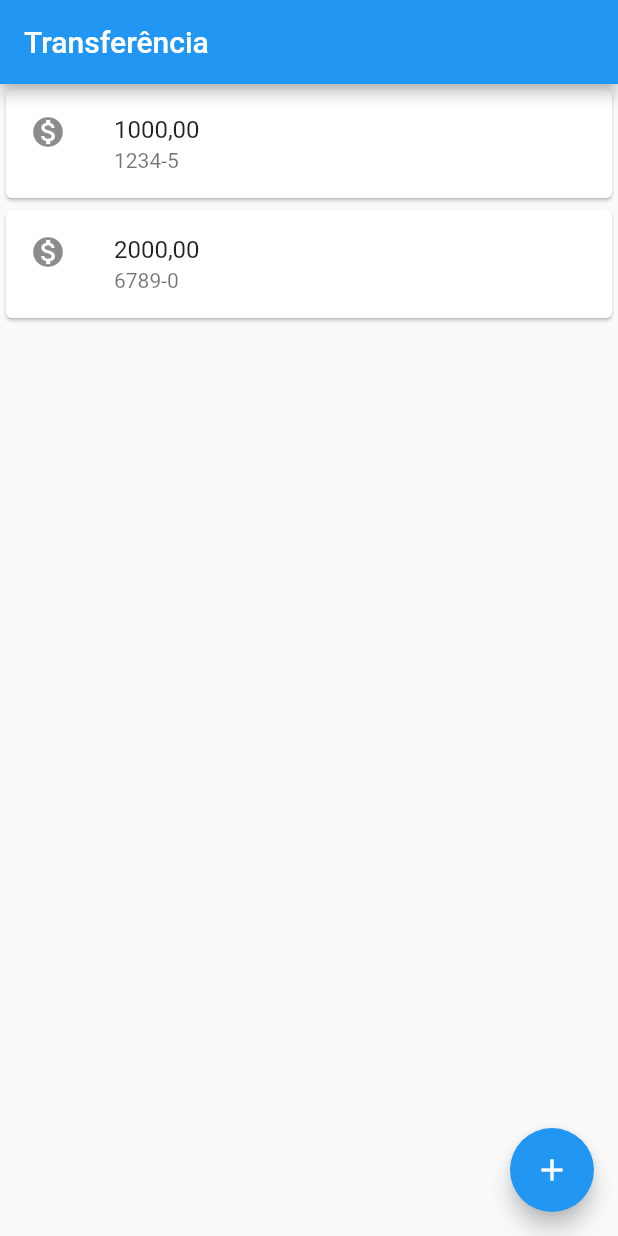
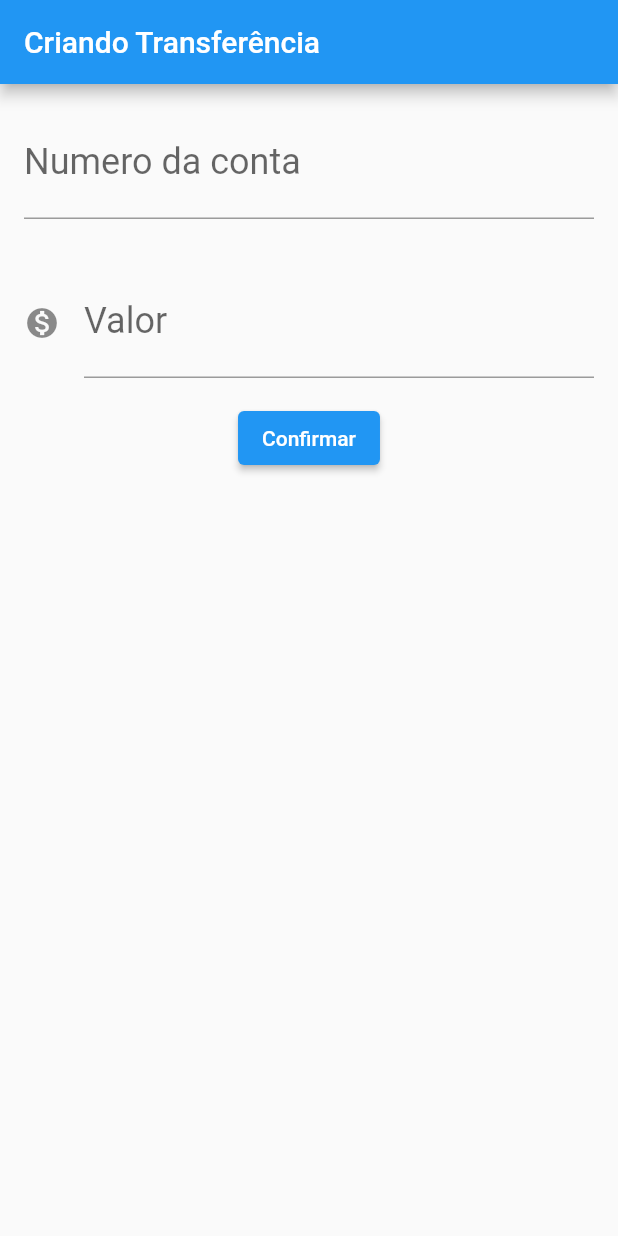
Before and after one commit to Dirceug/AulaFlutter, a Flutter app: the screen it shows after launch, on a phone screen of 412 x 824 dp. Run offline on Flutter 3.47's test engine with Material 2 defaults, Android fonts, the phone set to English and light mode, and no system bars.

Commit message:
Aula29082022

```diff
--- a/lib/main.dart
+++ b/lib/main.dart
@@ -1,34 +1,138 @@
 import 'package:flutter/material.dart';
 
 void main() => runApp(
-      MaterialApp(
+      Banco(),
+    );
+
+class Banco extends StatelessWidget {
+  @override
+  Widget build(BuildContext context) {
+    // TODO: implement build
+    return MaterialApp(
       home: Scaffold(
+        body: FormularioTransferencia(),
+      ),
+    );
+  }
+}
+
+class FormularioTransferencia extends StatelessWidget {
+  final TextEditingController _controladorCampoNumeroConta =
+      TextEditingController();
+  final TextEditingController _controladorCampoValor = TextEditingController();
+  @override
+  Widget build(BuildContext context) {
+    // TODO: implement build
+    return Scaffold(
+      appBar: AppBar(title: Text('Criando Transferência')),
+      body: Column(
+        children: [
+          Padding(
+            padding: const EdgeInsets.all(16.0),
+            child: TextField(
+              controller: _controladorCampoNumeroConta,
+              style: TextStyle(
+                fontSize: 24.0,
+              ),
+              decoration: InputDecoration(
+                labelText: 'Numero da conta',
+                hintText: '0000',
+              ),
+              keyboardType: TextInputType.number,
+            ),
+          ),
+          Padding(
+            padding: const EdgeInsets.all(16.0),
+            child: TextField(
+              controller: _controladorCampoValor,
+              style: TextStyle(
+                fontSize: 24.0,
+              ),
+              decoration: InputDecoration(
+                icon: Icon(Icons.monetization_on),
+                labelText: 'Valor',
+                hintText: '0.00',
+              ),
+              keyboardType: TextInputType.number,
+            ),
+          ),
+          ElevatedButton(
+            child: Text(
+              'Confirmar',
+            ),
+            onPressed: () {
+              debugPrint('Clicou no confirmar');
+              final int numeroConta =
+                  int.parse(_controladorCampoNumeroConta.text);
+              final double valor = double.parse(_controladorCampoValor.text);
+              if (numeroConta != null && valor != null) {
+                final transferenciaCriada = Transferencia(
+                  valor,
+                  numeroConta,
+                );
+                debugPrint('$transferenciaCriada');
+              }
+            },
+          ),
+        ],
+      ),
+    );
+  }
+}
+
+class ListaTransferencia extends StatelessWidget {
+  @override
+  Widget build(BuildContext context) {
+    // TODO: implement build
+    return Scaffold(
       appBar: AppBar(
         title: Text('Transferência'),
       ),
       body: Column(
         children: [
-              Card(
-                child: ListTile(
-                  leading: Icon(Icons.monetization_on),
-                  title: Text('1000,00'),
-                  subtitle: Text('1234-5'),
-                ),
-              ),
-              Card(
-                child: ListTile(
-                  leading: Icon(Icons.monetization_on),
-                  title: Text('2000,00'),
-                  subtitle: Text('6789-0'),
-                ),
+          ItemTransferencia(
+            Transferencia(1000.0, 3254),
           ),
         ],
       ),
       floatingActionButton: FloatingActionButton(
         onPressed: () {},
-            child: const Icon(Icons.add),
+        child: Icon(Icons.add),
+      ),
+    );
+  }
+}
+
+class ItemTransferencia extends StatelessWidget {
+  final Transferencia _transferencia;
+
+  ItemTransferencia(this._transferencia);
+
+  @override
+  Widget build(BuildContext context) {
+    // TODO: implement build
+    return Card(
+      child: ListTile(
+        leading: Icon(Icons.monetization_on),
+        title: Text(
+          _transferencia.valor.toString(),
+        ),
+        subtitle: Text(
+          _transferencia.numeroConta.toString(),
         ),
       ),
-        debugShowCheckedModeBanner: false,
-      ),
     );
+  }
+}
+
+class Transferencia {
+  final double valor;
+  final int numeroConta;
+
+  Transferencia(this.valor, this.numeroConta);
+
+  @override
+  String toString() {
+    return 'Transferencia{valor: $valor, numeroConta $numeroConta}';
+  }
+}
```
Also changed, not shown: 1 other file. Lines whose indentation alone changed are shown as unchanged.
